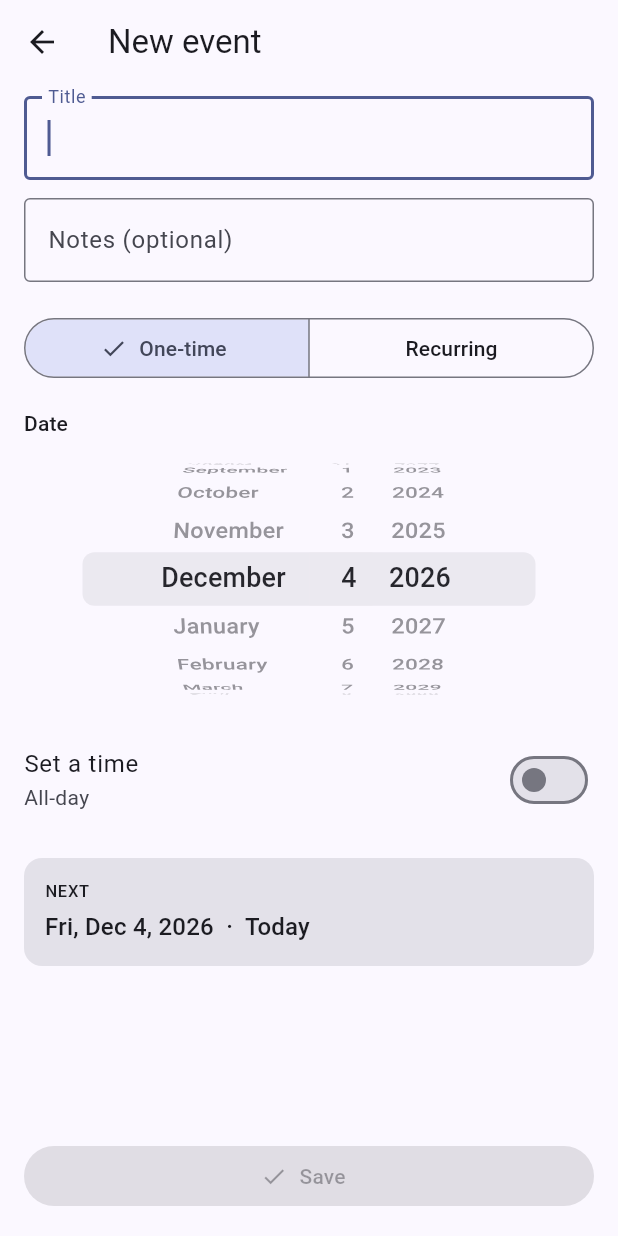
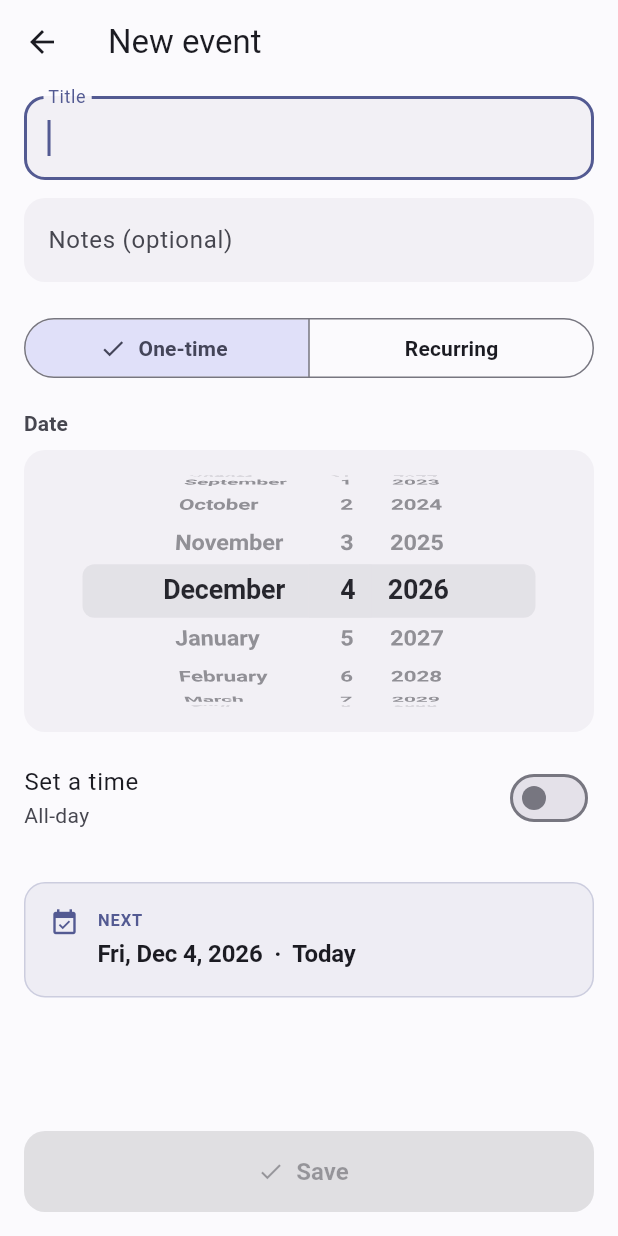
Before and after one commit to anaval99/dss, a Flutter app: the screen it shows after launch, after a tap on "Add", on a phone screen of 412 x 824 dp. Run offline on Flutter 3.47's test engine with Material 3 defaults, Android fonts, the phone set to English and light mode, and no system bars; our stand-ins replace drift, flutter_riverpod; accounts and stored records are empty; generated files the repository leaves out were written again.

Commit message:
Phase 7: design polish
Calm, content-first visual pass (applied in Flutter; the /frontend-design
skill targets web, so its philosophy was applied natively):
- refined light/dark theme: near-neutral surfaces so urgency accents pop,
  tuned typography (weights/spacing), rounded component themes (inputs,
  chips, buttons, FAB, snackbar)
- list: large "Schedule" title + today's date subtitle; soft cross-fade
  between empty/list states; roomier tiles with accent-tinted shadows
- EventTile: accessibility Semantics label (title + when + relative)
- editor: wheel pickers wrapped in subtle cards; NEXT preview restyled
  with accent border/icon (error-tinted when invalid)

flutter analyze clean; 79 tests passing. Verified light + dark on the
emulator. Completes v1 (phases 1-7).

Co-Authored-By: Claude Opus 4.8 (1M context) <noreply@anthropic.com>

```diff
--- a/lib/core/theme/app_theme.dart
+++ b/lib/core/theme/app_theme.dart
@@ -1,29 +1,126 @@
 import 'package:flutter/material.dart';
 
-/// App-wide light/dark themes. Deliberately restrained — a calm, content-first
-/// surface so the only saturated colors are the urgency accents (§6). The
-/// distinctive design pass (motion, spacing, refined tokens) lands in Phase 7.
+/// App-wide light/dark themes. Calm and content-first: a near-neutral surface
+/// so the only saturated colors in the UI are the urgency accents (§6). Shapes
+/// are softly rounded and consistent; type leans on weight and spacing rather
+/// than decoration.
 class AppTheme {
   const AppTheme._();
 
-  static const _seed = Color(0xFF3A5BD9);
+  static const _seed = Color(0xFF4B5BD6);
 
-  static ThemeData light() => _base(Brightness.light);
-  static ThemeData dark() => _base(Brightness.dark);
+  // Calm surface neutrals (faint cool cast), tuned per brightness.
+  static const _lightSurface = Color(0xFFFBFAFD);
+  static const _lightOnSurface = Color(0xFF1B1B22);
+  static const _darkSurface = Color(0xFF0F1014);
+  static const _darkOnSurface = Color(0xFFE9E9EF);
 
-  static ThemeData _base(Brightness brightness) {
-    final scheme = ColorScheme.fromSeed(
+  static ThemeData light() => _build(Brightness.light);
+  static ThemeData dark() => _build(Brightness.dark);
+
+  static ThemeData _build(Brightness brightness) {
+    final isLight = brightness == Brightness.light;
+    final base = ColorScheme.fromSeed(
       seedColor: _seed,
       brightness: brightness,
     );
+    final scheme = base.copyWith(
+      surface: isLight ? _lightSurface : _darkSurface,
+      onSurface: isLight ? _lightOnSurface : _darkOnSurface,
+    );
+
+    final radius = BorderRadius.circular(14);
+
     return ThemeData(
+      useMaterial3: true,
       colorScheme: scheme,
-      useMaterial3: true,
       scaffoldBackgroundColor: scheme.surface,
+      visualDensity: VisualDensity.standard,
+      splashFactory: InkSparkle.splashFactory,
+
+      textTheme: _textTheme(scheme),
+
       appBarTheme: AppBarTheme(
         backgroundColor: scheme.surface,
         surfaceTintColor: Colors.transparent,
+        scrolledUnderElevation: 0,
         centerTitle: false,
+      ),
+
+      inputDecorationTheme: InputDecorationTheme(
+        filled: true,
+        fillColor: scheme.surfaceContainerHighest.withValues(alpha: 0.4),
+        border: OutlineInputBorder(
+          borderRadius: radius,
+          borderSide: BorderSide.none,
+        ),
+        enabledBorder: OutlineInputBorder(
+          borderRadius: radius,
+          borderSide: BorderSide.none,
+        ),
+        focusedBorder: OutlineInputBorder(
+          borderRadius: radius,
+          borderSide: BorderSide(color: scheme.primary, width: 2),
+        ),
+      ),
+
+      chipTheme: ChipThemeData(
+        shape: RoundedRectangleBorder(borderRadius: BorderRadius.circular(10)),
+        side: BorderSide.none,
+        showCheckmark: false,
+      ),
+
+      filledButtonTheme: FilledButtonThemeData(
+        style: FilledButton.styleFrom(
+          minimumSize: const Size.fromHeight(54),
+          shape: RoundedRectangleBorder(borderRadius: radius),
+          textStyle: const TextStyle(
+            fontSize: 16,
+            fontWeight: FontWeight.w600,
+          ),
+        ),
+      ),
+
+      floatingActionButtonTheme: FloatingActionButtonThemeData(
+        elevation: 2,
+        highlightElevation: 4,
+        shape: RoundedRectangleBorder(borderRadius: BorderRadius.circular(18)),
+      ),
+
+      snackBarTheme: SnackBarThemeData(
+        behavior: SnackBarBehavior.floating,
+        shape: RoundedRectangleBorder(borderRadius: BorderRadius.circular(12)),
+      ),
+
+      dividerTheme: DividerThemeData(
+        color: scheme.outlineVariant.withValues(alpha: 0.4),
+        space: 1,
+      ),
+    );
+  }
+
+  static TextTheme _textTheme(ColorScheme scheme) {
+    final base = (scheme.brightness == Brightness.light
+            ? Typography.material2021().black
+            : Typography.material2021().white)
+        .apply(displayColor: scheme.onSurface, bodyColor: scheme.onSurface);
+
+    return base.copyWith(
+      headlineSmall: base.headlineSmall?.copyWith(
+        fontWeight: FontWeight.w700,
+        letterSpacing: -0.5,
+      ),
+      titleMedium: base.titleMedium?.copyWith(
+        fontWeight: FontWeight.w600,
+        letterSpacing: -0.1,
+      ),
+      labelSmall: base.labelSmall?.copyWith(
+        fontWeight: FontWeight.w700,
+        letterSpacing: 0.6,
+      ),
+      labelLarge: base.labelLarge?.copyWith(
+        fontWeight: FontWeight.w600,
+        color: scheme.onSurfaceVariant,
       ),
     );
   }
--- a/lib/presentation/screens/event_editor_screen.dart
+++ b/lib/presentation/screens/event_editor_screen.dart
@@ -248,12 +248,12 @@ class _EventEditorScreenState extends ConsumerState<EventEditorScreen> {
             onChanged: (v) => setState(() => _includeTime = v),
           ),
           if (_includeTime)
-            WheelTimePicker(
+            _pickerCard(WheelTimePicker(
               initialTime: _time,
               onChanged: (t) => setState(() => _time = t),
-            ),
+            )),
 
-          const SizedBox(height: 16),
+          const SizedBox(height: 20),
           _NextPreview(text: _previewText(today), invalid: weeklyInvalid),
         ],
       ),
@@ -274,10 +274,10 @@ class _EventEditorScreenState extends ConsumerState<EventEditorScreen> {
     if (_type == _EventType.oneTime) {
       return [
         _label('Date'),
-        WheelDatePicker(
+        _pickerCard(WheelDatePicker(
           initialDate: _date,
           onChanged: (d) => setState(() => _date = d),
-        ),
+        )),
       ];
     }
     return [
@@ -319,16 +319,16 @@ class _EventEditorScreenState extends ConsumerState<EventEditorScreen> {
       case _RecurringKind.monthlyByDay:
         return [
           _label('Day of month'),
-          WheelPicker(
+          _pickerCard(WheelPicker(
             initialIndex: _dayOfMonth - 1,
             options: [for (var d = 1; d <= 31; d++) ordinal(d)],
             onSelected: (i) => setState(() => _dayOfMonth = i + 1),
-          ),
+          )),
         ];
       case _RecurringKind.monthlyByWeekday:
         return [
           _label('On the'),
-          SizedBox(
+          _pickerCard(SizedBox(
             height: 180,
             child: Row(
               children: [
@@ -357,10 +357,23 @@ class _EventEditorScreenState extends ConsumerState<EventEditorScreen> {
                 ),
               ],
             ),
-          ),
+          )),
         ];
     }
   }
+
+  Widget _pickerCard(Widget child) => Container(
+        margin: const EdgeInsets.only(top: 4),
+        padding: const EdgeInsets.symmetric(vertical: 4),
+        decoration: BoxDecoration(
+          color: Theme.of(context)
+              .colorScheme
+              .surfaceContainerHighest
+              .withValues(alpha: 0.4),
+          borderRadius: BorderRadius.circular(14),
+        ),
+        child: child,
+      );
 
   String _previewText(DateTime today) {
     final schedule = _buildSchedule();
@@ -387,22 +400,36 @@ class _NextPreview extends StatelessWidget {
   @override
   Widget build(BuildContext context) {
     final theme = Theme.of(context);
+    final scheme = theme.colorScheme;
+    final accent = invalid ? scheme.error : scheme.primary;
     return Container(
       width: double.infinity,
-      padding: const EdgeInsets.all(14),
+      padding: const EdgeInsets.all(16),
       decoration: BoxDecoration(
-        color: theme.colorScheme.surfaceContainerHighest,
-        borderRadius: BorderRadius.circular(12),
+        color: accent.withValues(alpha: 0.08),
+        borderRadius: BorderRadius.circular(14),
+        border: Border.all(color: accent.withValues(alpha: 0.22)),
       ),
-      child: Column(
+      child: Row(
         crossAxisAlignment: CrossAxisAlignment.start,
         children: [
-          Text('NEXT', style: theme.textTheme.labelSmall),
-          const SizedBox(height: 4),
-          Text(
-            text,
-            style: theme.textTheme.titleMedium?.copyWith(
-              color: invalid ? theme.colorScheme.error : null,
+          Icon(invalid ? Icons.error_outline : Icons.event_available,
+              size: 20, color: accent),
+          const SizedBox(width: 12),
+          Expanded(
+            child: Column(
+              crossAxisAlignment: CrossAxisAlignment.start,
+              children: [
+                Text('NEXT',
+                    style: theme.textTheme.labelSmall?.copyWith(color: accent)),
+                const SizedBox(height: 3),
+                Text(
+                  text,
+                  style: theme.textTheme.titleMedium?.copyWith(
+                    color: invalid ? scheme.error : scheme.onSurface,
+                  ),
+                ),
+              ],
             ),
           ),
         ],
--- a/lib/presentation/screens/event_list_screen.dart
+++ b/lib/presentation/screens/event_list_screen.dart
@@ -1,5 +1,6 @@
 import 'package:flutter/material.dart';
 import 'package:flutter_riverpod/flutter_riverpod.dart';
+import 'package:intl/intl.dart';
 
 import '../../domain/models/event.dart';
 import '../providers/event_list_provider.dart';
@@ -32,15 +33,34 @@ class _EventListScreenState extends ConsumerState<EventListScreen> {
         .where((r) => !_hidden.contains(r.event.id))
         .toList();
 
+    final theme = Theme.of(context);
+
     return Scaffold(
-      appBar: AppBar(title: const Text('Schedule')),
-      body: async.when(
+      appBar: AppBar(
+        toolbarHeight: 76,
+        title: Column(
+          crossAxisAlignment: CrossAxisAlignment.start,
+          mainAxisSize: MainAxisSize.min,
+          children: [
+            Text('Schedule', style: theme.textTheme.headlineSmall),
+            Text(
+              DateFormat('EEEE, MMMM d').format(today),
+              style: theme.textTheme.bodyMedium
+                  ?.copyWith(color: theme.colorScheme.onSurfaceVariant),
+            ),
+          ],
+        ),
+      ),
+      body: AnimatedSwitcher(
+        duration: const Duration(milliseconds: 250),
+        child: async.when(
           loading: () => const Center(child: CircularProgressIndicator()),
           error: (e, _) => Center(child: Text('Could not load events.\n$e')),
           data: (_) => resolved.isEmpty
-            ? const EmptyState()
+              ? const EmptyState(key: ValueKey('empty'))
               : ListView.builder(
-                padding: const EdgeInsets.only(top: 8, bottom: 96),
+                  key: const ValueKey('list'),
+                  padding: const EdgeInsets.only(top: 4, bottom: 96),
                   itemCount: resolved.length,
                   itemBuilder: (context, i) {
                     final item = resolved[i];
@@ -56,6 +76,7 @@ class _EventListScreenState extends ConsumerState<EventListScreen> {
                       ),
                     );
                   },
+                ),
         ),
       ),
       floatingActionButton: FloatingActionButton.extended(
--- a/lib/presentation/widgets/event_tile.dart
+++ b/lib/presentation/widgets/event_tile.dart
@@ -26,12 +26,30 @@ class EventTile extends StatelessWidget {
     final event = resolved.event;
     final colors = UrgencyPalette.of(resolved.urgency, theme.brightness);
     final isRecurring = event.schedule is! OneTime;
+    final when = whenLabel(event.schedule, resolved.occurrence);
+    final relative = relativeLabel(resolved.occurrence, today);
 
-    return Padding(
-      padding: const EdgeInsets.symmetric(horizontal: 16, vertical: 4),
+    return Semantics(
+      button: true,
+      label: '${event.title}, $when, $relative',
+      child: Padding(
+        padding: const EdgeInsets.symmetric(horizontal: 16, vertical: 5),
+        child: DecoratedBox(
+          decoration: BoxDecoration(
+            borderRadius: BorderRadius.circular(16),
+            boxShadow: theme.brightness == Brightness.light
+                ? [
+                    BoxShadow(
+                      color: colors.accent.withValues(alpha: 0.10),
+                      blurRadius: 12,
+                      offset: const Offset(0, 4),
+                    ),
+                  ]
+                : null,
+          ),
           child: Material(
             color: colors.tint,
-        borderRadius: BorderRadius.circular(14),
+            borderRadius: BorderRadius.circular(16),
             clipBehavior: Clip.antiAlias,
             child: InkWell(
               onTap: onTap,
@@ -59,10 +77,7 @@ class EventTile extends StatelessWidget {
                               ),
                             ),
                             const SizedBox(width: 8),
-                            _UrgencyChip(
-                              label: relativeLabel(resolved.occurrence, today),
-                              colors: colors,
-                            ),
+                            _UrgencyChip(label: relative, colors: colors),
                           ],
                         ),
                         const SizedBox(height: 4),
@@ -76,7 +91,7 @@ class EventTile extends StatelessWidget {
                             const SizedBox(width: 6),
                             Expanded(
                               child: Text(
-                                whenLabel(event.schedule, resolved.occurrence),
+                                when,
                                 style: theme.textTheme.bodyMedium?.copyWith(
                                   color: theme.colorScheme.onSurfaceVariant,
                                 ),
@@ -102,6 +117,8 @@ class EventTile extends StatelessWidget {
                   ),
                 ),
               ],
+            ),
+          ),
         ),
           ),
         ),
```
Lines whose indentation alone changed are shown as unchanged.
